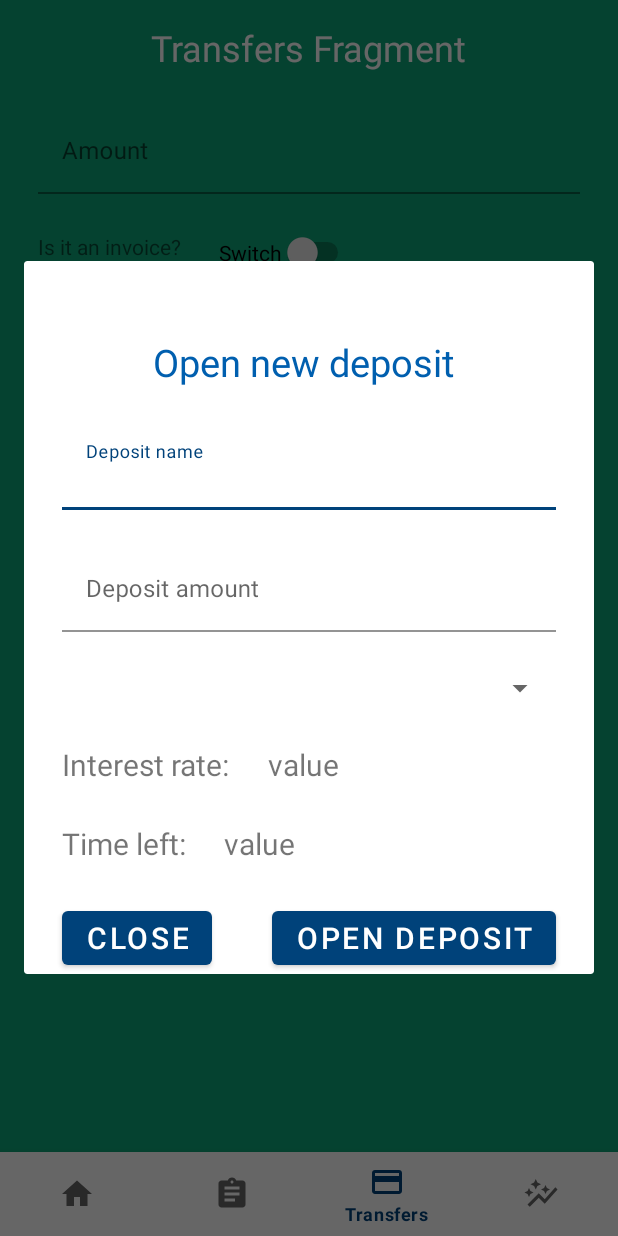
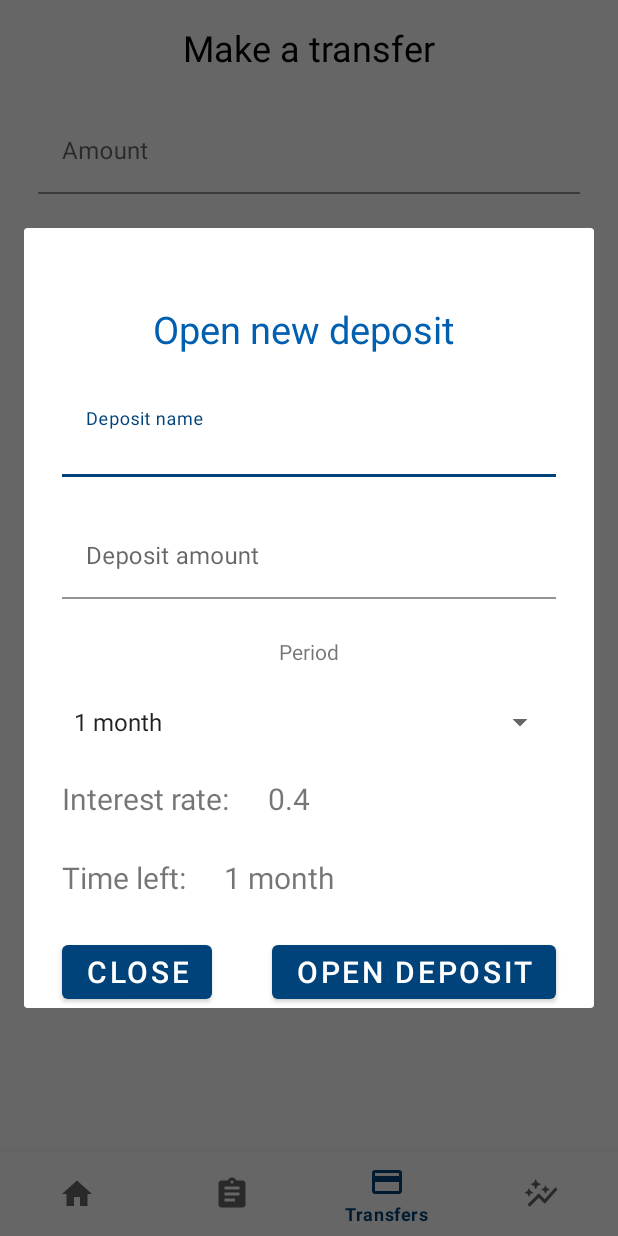
Before and after one commit to bogdanpopa01/Mobile-Banking-Application, an Android app: the fragment AddDepositFragment placed in its activity, item 3 of the bottom bar chosen, on a phone screen of 412 x 824 dp. Run offline under Robolectric (Android 15) with nearby library versions, the phone set to English and light mode, and no system bars.

Commit message:
AddDeposit - algorithm v0.1

```diff
--- a/app/src/main/java/com/example/mobilebankingapplication/fragments/AddDepositFragment.java
+++ b/app/src/main/java/com/example/mobilebankingapplication/fragments/AddDepositFragment.java
@@ -8,16 +8,24 @@ import androidx.fragment.app.Fragment;
 import android.view.LayoutInflater;
 import android.view.View;
 import android.view.ViewGroup;
+import android.widget.AdapterView;
+import android.widget.ArrayAdapter;
 import android.widget.Button;
 import android.widget.EditText;
+import android.widget.Spinner;
+import android.widget.TextView;
+import android.widget.Toast;
 
 import com.example.mobilebankingapplication.R;
 
 import java.util.Objects;
 
 public class AddDepositFragment extends DialogFragment {
-    EditText etDepositName, etDepositAmount;
-    Button btnClose, btnOpenDeposit;
+    private EditText etDepositName, etDepositAmount;
+    private Button btnClose, btnOpenDeposit;
+    private Spinner spinnerPeriodAddDepositFragment;
+    private TextView tvInterestRateValue, tvTimeLeftValue;
+    private View view;
 
     public AddDepositFragment() {
         // Required empty public constructor
@@ -33,12 +41,48 @@ public class AddDepositFragment extends DialogFragment {
     public View onCreateView(LayoutInflater inflater, ViewGroup container,
                              Bundle savedInstanceState) {
 
-        View view = inflater.inflate(R.layout.fragment_add_deposit, container, false);
+        view = inflater.inflate(R.layout.fragment_add_deposit, container, false);
+        initializeComponents();
 
-        etDepositName = view.findViewById(R.id.etDepositNameAddDepositFragment);
-        etDepositAmount = view.findViewById(R.id.etDepositAmountAddDepositFragment);
-        btnClose = view.findViewById(R.id.btnCloseAddDepositFragment);
-        btnOpenDeposit = view.findViewById(R.id.btnOpenDepositAddDepositFragment);
+        spinnerPeriodAddDepositFragment.setOnItemSelectedListener(new AdapterView.OnItemSelectedListener() {
+            @Override
+            public void onItemSelected(AdapterView<?> parent, View view, int position, long id) {
+                switch (position){
+                    case 0:
+                        tvInterestRateValue.setText("0.4");
+                        tvTimeLeftValue.setText("1 month");
+                        break;
+                    case 1:
+                        tvInterestRateValue.setText("0.45");
+                        tvTimeLeftValue.setText("2 months");
+                        break;
+                    case 2:
+                        tvInterestRateValue.setText("0.5");
+                        tvTimeLeftValue.setText("3 months");
+                        break;
+                    case 3:
+                        tvInterestRateValue.setText("0.55");
+                        tvTimeLeftValue.setText("6 months");
+                        break;
+                    case 4:
+                        tvInterestRateValue.setText("0.8");
+                        tvTimeLeftValue.setText("12 months");
+                        break;
+                    case 5:
+                        tvInterestRateValue.setText("0.9");
+                        tvTimeLeftValue.setText("24 months");
+                        break;
+                    default:
+                        break;
+
+                }
+            }
+
+            @Override
+            public void onNothingSelected(AdapterView<?> parent) {
+
+            }
+        });
 
         btnClose.setOnClickListener(new View.OnClickListener() {
             @Override
@@ -50,10 +94,27 @@ public class AddDepositFragment extends DialogFragment {
         btnOpenDeposit.setOnClickListener(new View.OnClickListener() {
             @Override
             public void onClick(View v) {
-                Objects.requireNonNull(getDialog()).dismiss();
+
             }
         });
-
         return view;
     }
+
+    private void initializeComponents() {
+        etDepositName = view.findViewById(R.id.etDepositNameAddDepositFragment);
+        etDepositAmount = view.findViewById(R.id.etDepositAmountAddDepositFragment);
+        btnClose = view.findViewById(R.id.btnCloseAddDepositFragment);
+        btnOpenDeposit = view.findViewById(R.id.btnOpenDepositAddDepositFragment);
+        spinnerPeriodAddDepositFragment = view.findViewById(R.id.spinnerDepositPeriodAddDepositFragment);
+
+        ArrayAdapter<CharSequence> arrayAdapterSpinnerPeriod = ArrayAdapter.createFromResource(getContext(), R.array.array_add_deposits_period, android.R.layout.simple_spinner_item);
+        arrayAdapterSpinnerPeriod.setDropDownViewResource(android.R.layout.simple_spinner_dropdown_item);
+        spinnerPeriodAddDepositFragment.setAdapter(arrayAdapterSpinnerPeriod);
+
+        tvInterestRateValue = view.findViewById(R.id.tvInterestRateValueAddDepositFragment);
+        tvTimeLeftValue = view.findViewById(R.id.tvTimeLeftValueAddDepositFragment);
+    }
+
+
+
 }
--- a/app/src/main/res/layout/fragment_add_deposit.xml
+++ b/app/src/main/res/layout/fragment_add_deposit.xml
@@ -70,7 +70,7 @@
         android:layout_marginEnd="25dp"
         app:layout_constraintEnd_toEndOf="parent"
         app:layout_constraintStart_toStartOf="parent"
-        app:layout_constraintTop_toBottomOf="@+id/tilDepositAmountAddDepositFragment" />
+        app:layout_constraintTop_toBottomOf="@+id/tvPeriodAddDepositFragment" />
 
     <TextView
         android:id="@+id/tvInterestRateAddDepositFragment"
@@ -137,4 +137,14 @@
         android:textSize="20sp"
         app:layout_constraintEnd_toEndOf="parent"
         app:layout_constraintTop_toBottomOf="@+id/tvTimeLeftAddDepositFragment" />
+
+    <TextView
+        android:id="@+id/tvPeriodAddDepositFragment"
+        android:layout_width="wrap_content"
+        android:layout_height="wrap_content"
+        android:layout_marginTop="25dp"
+        android:text="@string/tvPeriodAddDepositFragment"
+        app:layout_constraintEnd_toEndOf="parent"
+        app:layout_constraintStart_toStartOf="parent"
+        app:layout_constraintTop_toBottomOf="@+id/tilDepositAmountAddDepositFragment" />
 </androidx.constraintlayout.widget.ConstraintLayout>
--- a/app/src/main/res/layout/fragment_transfers.xml
+++ b/app/src/main/res/layout/fragment_transfers.xml
@@ -4,18 +4,17 @@
     xmlns:tools="http://schemas.android.com/tools"
     android:layout_width="match_parent"
     android:layout_height="match_parent"
-    android:background="@color/tealMain"
     tools:context=".fragments.TransfersFragment">
 
     <TextView
-        android:id="@+id/textView"
+        android:id="@+id/tvMakeATransfer"
         android:layout_width="wrap_content"
         android:layout_height="wrap_content"
         android:layout_marginStart="25dp"
         android:layout_marginTop="15dp"
         android:layout_marginEnd="25dp"
-        android:text="Transfers Fragment"
-        android:textColor="@color/white"
+        android:text="@string/tvMakeATransfer"
+        android:textColor="@color/black"
         android:textSize="24sp"
         app:layout_constraintEnd_toEndOf="parent"
         app:layout_constraintStart_toStartOf="parent"
@@ -30,7 +29,7 @@
         android:layout_marginEnd="25dp"
         app:layout_constraintEnd_toEndOf="parent"
         app:layout_constraintStart_toStartOf="parent"
-        app:layout_constraintTop_toBottomOf="@+id/textView">
+        app:layout_constraintTop_toBottomOf="@+id/tvMakeATransfer">
 
         <EditText
             android:id="@+id/etAmountTransfersFragment"
@@ -50,13 +49,13 @@
         app:layout_constraintStart_toStartOf="parent"
         app:layout_constraintTop_toBottomOf="@+id/tilAmountTransfersFragment" />
 
-    <Switch
+    <androidx.appcompat.widget.SwitchCompat
         android:id="@+id/switchIsInvoice"
         android:layout_width="wrap_content"
         android:layout_height="wrap_content"
         android:layout_marginStart="25dp"
-        android:layout_marginTop="25dp"
-        android:text="Switch"
+        android:layout_marginTop="10dp"
+        android:text=""
         app:layout_constraintStart_toEndOf="@+id/tvIsInvoice"
         app:layout_constraintTop_toBottomOf="@+id/tilAmountTransfersFragment" />
 
@@ -131,8 +130,9 @@
         android:layout_marginStart="25dp"
         android:layout_marginTop="15dp"
         android:layout_marginEnd="25dp"
-        android:text="@string/btnSendTranfersFragment"
+        android:text="@string/btnSendTransfersFragment"
         app:layout_constraintEnd_toEndOf="parent"
         app:layout_constraintStart_toStartOf="parent"
         app:layout_constraintTop_toBottomOf="@+id/etDescriptionTransfersFragment" />
+
 </androidx.constraintlayout.widget.ConstraintLayout>
--- a/app/src/main/res/values/strings.xml
+++ b/app/src/main/res/values/strings.xml
@@ -14,12 +14,13 @@
     <string name="baseline_transfers_24">Transfers</string>
 
     <!-- Transfers Fragment -->
+    <string name="tvMakeATransfer">Make a transfer</string>
     <string name="etAmountTransfersFragment">Amount</string>
     <string name="tvIsInvoice">Is it an invoice?</string>
     <string name="etPayeeTransfersFragment">Payee</string>
     <string name="etIBANTransfersFragment">IBAN</string>
     <string name="etDescriptionTransfersFragment">Description</string>
-    <string name="btnSendTranfersFragment">Send</string>
+    <string name="btnSendTransfersFragment">Send</string>
 
     <!-- Home Fragment -->
     <string name="tvAppName">ZoroPay</string>
@@ -46,9 +47,19 @@
     <string name="tvTimeLeftValueAddDepositFragment">value</string>
     <string name="btnCloseAddDepositFragment">Close</string>
     <string name="btnOpenDepositAddDepositFragment">Open deposit</string>
+    <string name="tvPeriodAddDepositFragment">Period</string>
 
     <!-- row_deposit_design -->
     <string name="tvInterestRate">Interest rate:</string>
     <string name="tvTimeLeft">Time left:</string>
 
+    <string-array name="array_add_deposits_period">
+        <item>1 month</item>
+        <item>2 months</item>
+        <item>3 months</item>
+        <item>6 months</item>
+        <item>12 months</item>
+        <item>24 months</item>
+    </string-array>
+
 </resources>
```
